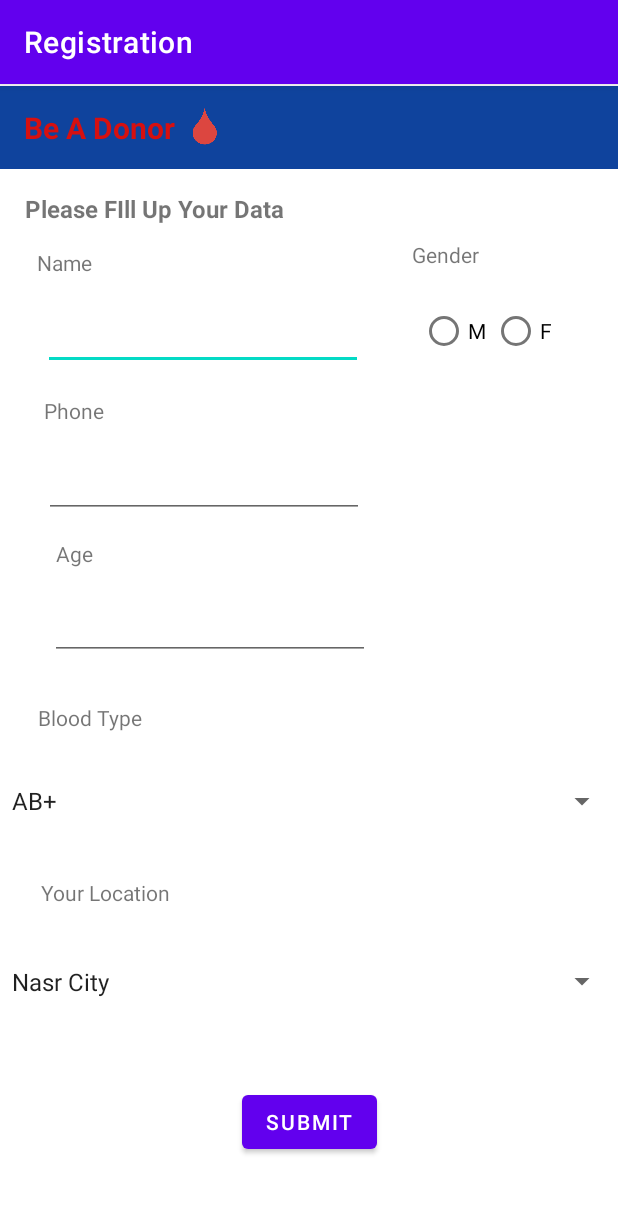
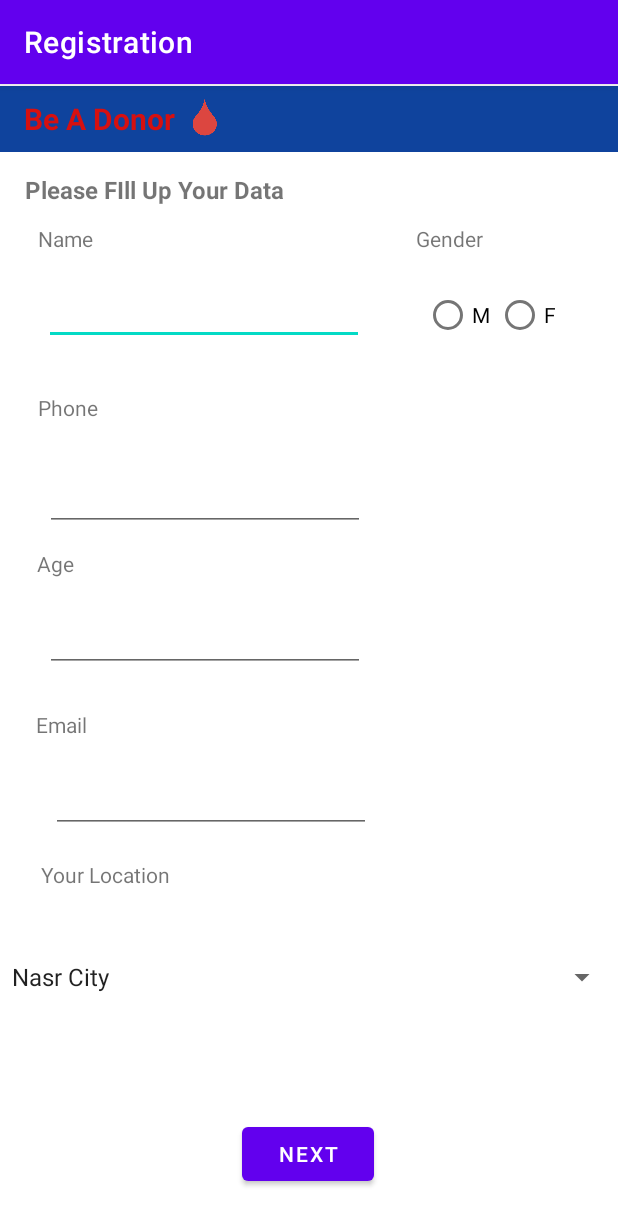
Before and after one commit to Antony-Samir/Blood-Donation-App, an Android app: the RegisterDonorInfoActivity screen opened directly, with no data from a screen before it, on a phone screen of 412 x 824 dp. Shown: the top 1225 px of the screen. Run offline under Robolectric (Android 15) with nearby library versions, the phone set to English and light mode, and no system bars.

Commit message:
Added Health to Database + Obtained Registration Process
-Added 3 more attributes to the database which are (Email address, is Diabetic and have High Blood Pressure).

-Tested writing and reading all attributes of the donor database.

-Added a new activity for collecting health data from the donor.

-Maintaining some problems.

-Bug fixed.

-Logical errors fixed too.

```diff
--- a/Blood Donation App/app/src/main/java/com/example/blooddonationapp/HospitalHomeActivity.java
+++ b/Blood Donation App/app/src/main/java/com/example/blooddonationapp/HospitalHomeActivity.java
@@ -48,7 +48,7 @@ public class HospitalHomeActivity extends AppCompatActivity {
         beDonor.setOnClickListener(new View.OnClickListener() {
             @Override
             public void onClick(View v) {
-                Intent i = new Intent(HospitalHomeActivity.this, RegisterAsDonorActivity.class);
+                Intent i = new Intent(HospitalHomeActivity.this, RegisterDonorInfoActivity.class);
                 startActivity(i);
             }
         });
--- a/Blood Donation App/app/src/main/java/com/example/blooddonationapp/RegisterAsDonorActivity.java
+++ b/Blood Donation App/app/src/main/java/com/example/blooddonationapp/RegisterDonorInfoActivity.java
@@ -4,48 +4,39 @@ import androidx.appcompat.app.AppCompatActivity;
 
 import android.content.Intent;
 import android.os.Bundle;
-import android.view.View;
 import android.widget.Button;
 import android.widget.EditText;
-import android.widget.RadioButton;
 import android.widget.RadioGroup;
 import android.widget.Spinner;
 import android.widget.Toast;
 
-public class RegisterAsDonorActivity extends AppCompatActivity {
+public class RegisterDonorInfoActivity extends AppCompatActivity {
 
     @Override
     protected void onCreate(Bundle savedInstanceState) {
         super.onCreate(savedInstanceState);
-        setContentView(R.layout.activity_donor_signup);
+        setContentView(R.layout.activity_register_donor_info);
 
         final DonorDBHelper DonorDB = new DonorDBHelper(this);
 
         EditText name = (EditText)findViewById(R.id.NameTxt);
         final EditText phone = (EditText)findViewById(R.id.PhoneTxt);
         final EditText age = (EditText)findViewById(R.id.AgeTxt);
-        final Spinner bloodType = (Spinner)findViewById(R.id.BloodTypeSpinner2);
+        final EditText email = (EditText)findViewById(R.id.emailTxt);
+
         final Spinner location = (Spinner)findViewById(R.id.LocationSpinner2);
 
         final RadioGroup gender = (RadioGroup)findViewById(R.id.GenderRadioGroup);
-        //int selectedId = gender.getCheckedRadioButtonId();
-        final RadioButton maleSelected = (RadioButton) findViewById(R.id.MaleButton);
-        final RadioButton femaleSelected = (RadioButton) findViewById(R.id.FemaleButton);
         final String[] donorGender = {null};
-
-
-
 
         gender.setOnCheckedChangeListener(new RadioGroup.OnCheckedChangeListener()
         {
             public void onCheckedChanged(RadioGroup group, int checkedId) {
                 switch(checkedId){
                     case R.id.MaleButton:
-                        // do operations specific to this selection
                         donorGender[0] = "M";
                         break;
                     case R.id.FemaleButton:
-                        // do operations specific to this selection
                         donorGender[0] = "F";
                         break;
                 }
@@ -53,12 +44,12 @@ public class RegisterAsDonorActivity extends AppCompatActivity {
         });
 
 
-        final Button submit = (Button)findViewById(R.id.SubmitBtn);
+        final Button next = (Button)findViewById(R.id.submitBtn);
 
-        submit.setOnClickListener(v -> {
+        next.setOnClickListener(v -> {
 
 
-            if (name.getText().toString().isEmpty() || phone.getText().toString().isEmpty() || age.getText().toString().isEmpty() || donorGender[0] == null)
+            if (name.getText().toString().isEmpty() || phone.getText().toString().isEmpty() || age.getText().toString().isEmpty() || email.getText().toString().isEmpty() || donorGender[0] == null)
             {
                 Toast.makeText(getApplicationContext(), "Please Enter All Fields", Toast.LENGTH_SHORT).show();
             }
@@ -68,13 +59,25 @@ public class RegisterAsDonorActivity extends AppCompatActivity {
                         donorGender[0],
                         Integer.parseInt(phone.getText().toString()),
                         Integer.parseInt(age.getText().toString()),
-                        bloodType.getSelectedItem().toString(),
+                        email.getText().toString(),
                         location.getSelectedItem().toString());
+
+
+
+
+                Toast.makeText(getApplicationContext(), "Please Complete Your Data", Toast.LENGTH_LONG).show();
+
+                Intent i = new Intent(RegisterDonorInfoActivity.this, RegisterDonorHealthActivity.class);
+                i.putExtra("donorName", name.getText().toString());
+
+                startActivity(i);
+
+
 
                 name.getText().clear();
                 phone.getText().clear();
                 age.getText().clear();
-                Toast.makeText(getApplicationContext(), "Donor Added", Toast.LENGTH_SHORT).show();
+                email.getText().clear();
             }
         });
 
--- a/Blood Donation App/app/src/main/java/com/example/blooddonationapp/ResultDonorsActivity.java
+++ b/Blood Donation App/app/src/main/java/com/example/blooddonationapp/ResultDonorsActivity.java
@@ -42,8 +42,8 @@ public class ResultDonorsActivity extends AppCompatActivity {
         Cursor cursor = donorDB.fetchAllDonors();
         while (!cursor.isAfterLast())
         {
-            if(bloodTypeExtra.equals(cursor.getString(5)) &&
-                    locationExtra.equals(cursor.getString(6)))
+            if(locationExtra.equals(cursor.getString(6)) &&
+                bloodTypeExtra.equals(cursor.getString(9)))
             {
                 viewAdapter.add(cursor.getString(1));
             }
--- a/Blood Donation App/app/src/main/res/layout/activity_donor_signup.xml
+++ b/Blood Donation App/app/src/main/res/layout/activity_register_donor_info.xml
@@ -4,14 +4,14 @@
     xmlns:tools="http://schemas.android.com/tools"
     android:layout_width="match_parent"
     android:layout_height="match_parent"
-    tools:context=".RegisterAsDonorActivity">
+    tools:context=".RegisterDonorInfoActivity">
 
     <androidx.appcompat.widget.Toolbar
         android:id="@+id/toolbar"
         android:layout_width="0dp"
         android:layout_height="0dp"
         android:layout_marginTop="1dp"
-        android:layout_marginBottom="13dp"
+        android:layout_marginBottom="14dp"
         android:background="#0F439D"
         app:layout_constraintBottom_toTopOf="@+id/RegisterTitle"
         app:layout_constraintEnd_toEndOf="parent"
@@ -50,27 +50,27 @@
         android:layout_width="wrap_content"
         android:layout_height="wrap_content"
         android:layout_marginStart="16dp"
+        android:layout_marginTop="59dp"
         android:layout_marginEnd="223dp"
         android:layout_marginBottom="13dp"
         android:text="@string/please_fill_up_your_data"
         android:textAlignment="center"
         android:textSize="16sp"
         android:textStyle="bold"
-        app:layout_constraintBottom_toTopOf="@+id/NameTxtView"
+        app:layout_constraintBottom_toTopOf="@+id/isDiabeticTxtView"
         app:layout_constraintEnd_toEndOf="parent"
         app:layout_constraintStart_toStartOf="parent"
-        app:layout_constraintTop_toBottomOf="@+id/toolbar" />
+        app:layout_constraintTop_toTopOf="parent" />
 
     <TextView
-        android:id="@+id/NameTxtView"
+        android:id="@+id/isDiabeticTxtView"
         android:layout_width="wrap_content"
         android:layout_height="wrap_content"
         android:layout_marginStart="8dp"
-        android:layout_marginEnd="349dp"
-        android:layout_marginBottom="15dp"
+        android:layout_marginTop="12dp"
+        android:layout_marginEnd="214dp"
         android:text="@string/name"
-        app:layout_constraintBottom_toTopOf="@+id/NameTxt"
-        app:layout_constraintEnd_toEndOf="parent"
+        app:layout_constraintEnd_toStartOf="@+id/GenderTxtView"
         app:layout_constraintStart_toStartOf="@+id/RegisterTitle"
         app:layout_constraintTop_toBottomOf="@+id/RegisterTitle" />
 
@@ -78,170 +78,170 @@
         android:id="@+id/GenderTxtView"
         android:layout_width="wrap_content"
         android:layout_height="wrap_content"
-        android:layout_marginStart="216dp"
+        android:layout_marginStart="34dp"
         android:layout_marginTop="47dp"
-        android:layout_marginEnd="95dp"
-        android:layout_marginBottom="15dp"
+        android:layout_marginEnd="90dp"
+        android:layout_marginBottom="17dp"
         android:text="@string/gender"
         app:layout_constraintBottom_toTopOf="@+id/GenderRadioGroup"
         app:layout_constraintEnd_toEndOf="parent"
-        app:layout_constraintStart_toEndOf="@+id/NameTxtView"
+        app:layout_constraintStart_toEndOf="@+id/NameTxt"
         app:layout_constraintTop_toBottomOf="@+id/toolbar" />
 
     <EditText
         android:id="@+id/NameTxt"
         android:layout_width="wrap_content"
         android:layout_height="wrap_content"
-        android:layout_marginStart="3dp"
-        android:layout_marginEnd="170dp"
-        android:layout_marginBottom="15dp"
+        android:layout_marginStart="4dp"
+        android:layout_marginTop="16dp"
+        android:layout_marginEnd="39dp"
+        android:layout_marginBottom="16dp"
         android:ems="10"
         android:importantForAutofill="no"
         android:inputType="textPersonName"
         app:layout_constraintBottom_toTopOf="@+id/PhoneTxtView"
-        app:layout_constraintEnd_toEndOf="parent"
-        app:layout_constraintStart_toStartOf="@+id/NameTxtView"
-        app:layout_constraintTop_toBottomOf="@+id/NameTxtView" />
+        app:layout_constraintEnd_toStartOf="@+id/GenderRadioGroup"
+        app:layout_constraintStart_toStartOf="@+id/isDiabeticTxtView"
+        app:layout_constraintTop_toBottomOf="@+id/isDiabeticTxtView" />
+
+    <RadioGroup
+        android:id="@+id/GenderRadioGroup"
+        android:layout_width="wrap_content"
+        android:layout_height="wrap_content"
+        android:layout_marginStart="5dp"
+        android:layout_marginTop="1dp"
+        android:orientation="horizontal"
+        app:layout_constraintStart_toStartOf="@+id/GenderTxtView"
+        app:layout_constraintTop_toTopOf="@+id/NameTxt">
+
+        <RadioButton
+            android:id="@+id/MaleButton"
+            android:layout_width="wrap_content"
+            android:layout_height="wrap_content"
+            android:text="@string/m" />
+
+        <RadioButton
+            android:id="@+id/FemaleButton"
+            android:layout_width="wrap_content"
+            android:layout_height="wrap_content"
+            android:text="@string/f" />
+    </RadioGroup>
 
     <TextView
         android:id="@+id/PhoneTxtView"
         android:layout_width="wrap_content"
         android:layout_height="wrap_content"
-        android:layout_marginEnd="342dp"
-        android:layout_marginBottom="15dp"
+        android:layout_marginStart="24dp"
+        android:layout_marginTop="16dp"
+        android:layout_marginEnd="346dp"
+        android:layout_marginBottom="14dp"
         android:text="@string/phone"
         app:layout_constraintBottom_toTopOf="@+id/PhoneTxt"
         app:layout_constraintEnd_toEndOf="parent"
-        app:layout_constraintStart_toStartOf="@+id/NameTxt"
+        app:layout_constraintStart_toStartOf="parent"
         app:layout_constraintTop_toBottomOf="@+id/NameTxt" />
 
     <EditText
         android:id="@+id/PhoneTxt"
         android:layout_width="wrap_content"
         android:layout_height="wrap_content"
+        android:layout_marginStart="5dp"
+        android:layout_marginTop="13dp"
         android:layout_marginEnd="169dp"
         android:layout_marginBottom="12dp"
         android:ems="10"
+        android:importantForAutofill="no"
         android:inputType="phone"
         app:layout_constraintBottom_toTopOf="@+id/AgeTxtView"
         app:layout_constraintEnd_toEndOf="parent"
-        app:layout_constraintStart_toStartOf="@+id/PhoneTxtView"
-        app:layout_constraintTop_toBottomOf="@+id/PhoneTxtView"
-        android:importantForAutofill="no" />
+        app:layout_constraintStart_toStartOf="@+id/AgeTxtView"
+        app:layout_constraintTop_toBottomOf="@+id/PhoneTxtView" />
 
     <TextView
         android:id="@+id/AgeTxtView"
         android:layout_width="wrap_content"
         android:layout_height="wrap_content"
-        android:layout_marginEnd="341dp"
-        android:layout_marginBottom="14dp"
+        android:layout_marginStart="24dp"
+        android:layout_marginTop="289dp"
+        android:layout_marginEnd="362dp"
+        android:layout_marginBottom="17dp"
         android:text="@string/age"
         app:layout_constraintBottom_toTopOf="@+id/AgeTxt"
         app:layout_constraintEnd_toEndOf="parent"
-        app:layout_constraintStart_toStartOf="@+id/PhoneTxt"
-        app:layout_constraintTop_toBottomOf="@+id/PhoneTxt" />
+        app:layout_constraintStart_toStartOf="parent"
+        app:layout_constraintTop_toTopOf="parent" />
 
     <EditText
         android:id="@+id/AgeTxt"
         android:layout_width="wrap_content"
         android:layout_height="wrap_content"
+        android:layout_marginStart="5dp"
+        android:layout_marginTop="17dp"
         android:layout_marginEnd="169dp"
-        android:layout_marginBottom="27dp"
         android:ems="10"
+        android:importantForAutofill="no"
         android:inputType="numberSigned"
-        app:layout_constraintBottom_toTopOf="@+id/BloodTxtView"
         app:layout_constraintEnd_toEndOf="parent"
         app:layout_constraintStart_toStartOf="@+id/AgeTxtView"
-        app:layout_constraintTop_toBottomOf="@+id/AgeTxtView"
-        android:importantForAutofill="no" />
+        app:layout_constraintTop_toBottomOf="@+id/AgeTxtView" />
 
     <TextView
-        android:id="@+id/BloodTxtView"
+        android:id="@+id/bloodTypeTxtView"
         android:layout_width="wrap_content"
         android:layout_height="wrap_content"
         android:layout_marginStart="24dp"
-        android:layout_marginEnd="316dp"
-        android:layout_marginBottom="18dp"
-        android:text="@string/blood_type"
-        app:layout_constraintBottom_toTopOf="@+id/BloodTypeSpinner2"
-        app:layout_constraintEnd_toEndOf="parent"
+        android:layout_marginTop="25dp"
+        android:text="@string/email"
         app:layout_constraintStart_toStartOf="parent"
         app:layout_constraintTop_toBottomOf="@+id/AgeTxt" />
 
-    <Spinner
-        android:id="@+id/BloodTypeSpinner2"
-        android:layout_width="0dp"
-        android:layout_height="0dp"
-        android:layout_marginBottom="23dp"
-        android:entries="@array/bloodType"
-        app:layout_constraintBottom_toTopOf="@+id/LocationTxtView"
-        app:layout_constraintEnd_toEndOf="parent"
-        app:layout_constraintStart_toStartOf="parent"
-        app:layout_constraintTop_toBottomOf="@+id/BloodTxtView" />
+    <EditText
+        android:id="@+id/emailTxt"
+        android:layout_width="wrap_content"
+        android:layout_height="wrap_content"
+        android:layout_marginStart="10dp"
+        android:layout_marginTop="17dp"
+        android:ems="10"
+        android:importantForAutofill="no"
+        android:inputType="textWebEmailAddress|textEmailAddress"
+        app:layout_constraintStart_toStartOf="@+id/bloodTypeTxtView"
+        app:layout_constraintTop_toBottomOf="@+id/bloodTypeTxtView" />
 
     <TextView
         android:id="@+id/LocationTxtView"
         android:layout_width="wrap_content"
         android:layout_height="wrap_content"
         android:layout_marginStart="27dp"
-        android:layout_marginEnd="313dp"
-        android:layout_marginBottom="22dp"
+        android:layout_marginTop="18dp"
         android:text="@string/your_location"
-        app:layout_constraintBottom_toTopOf="@+id/LocationSpinner2"
-        app:layout_constraintEnd_toEndOf="parent"
-        app:layout_constraintHorizontal_bias="0.0"
         app:layout_constraintStart_toStartOf="parent"
-        app:layout_constraintTop_toBottomOf="@+id/BloodTypeSpinner2" />
+        app:layout_constraintTop_toBottomOf="@+id/emailTxt" />
 
     <Spinner
         android:id="@+id/LocationSpinner2"
         android:layout_width="0dp"
-        android:layout_height="0dp"
+        android:layout_height="44dp"
+        android:layout_marginTop="41dp"
         android:layout_marginBottom="42dp"
         android:entries="@array/Location"
-        app:layout_constraintBottom_toTopOf="@+id/SubmitBtn"
+        app:layout_constraintBottom_toTopOf="@+id/submitBtn"
         app:layout_constraintEnd_toEndOf="parent"
+        app:layout_constraintHorizontal_bias="0.0"
         app:layout_constraintStart_toStartOf="parent"
-        app:layout_constraintTop_toBottomOf="@+id/LocationTxtView" />
+        app:layout_constraintTop_toTopOf="@+id/LocationTxtView"
+        app:layout_constraintVertical_bias="0.0" />
 
     <Button
-        android:id="@+id/SubmitBtn"
+        android:id="@+id/submitBtn"
         android:layout_width="wrap_content"
         android:layout_height="wrap_content"
-        android:layout_marginBottom="52dp"
-        android:text="@string/submit"
+        android:layout_marginTop="16dp"
+        android:layout_marginBottom="16dp"
+        android:text="@string/next"
         app:layout_constraintBottom_toBottomOf="parent"
         app:layout_constraintEnd_toEndOf="parent"
+        app:layout_constraintHorizontal_bias="0.498"
         app:layout_constraintStart_toStartOf="parent"
         app:layout_constraintTop_toBottomOf="@+id/LocationSpinner2" />
 
-    <RadioGroup
-        android:id="@+id/GenderRadioGroup"
-        android:layout_width="wrap_content"
-        android:layout_height="wrap_content"
-        android:layout_marginStart="38dp"
-        android:layout_marginTop="2dp"
-        android:layout_marginEnd="35dp"
-        android:layout_marginBottom="261dp"
-        android:orientation="horizontal"
-        app:layout_constraintBottom_toTopOf="@+id/BloodTypeSpinner2"
-        app:layout_constraintEnd_toEndOf="parent"
-        app:layout_constraintStart_toEndOf="@+id/NameTxt"
-        app:layout_constraintTop_toBottomOf="@+id/GenderTxtView">
-
-        <RadioButton
-            android:id="@+id/MaleButton"
-            android:layout_width="wrap_content"
-            android:layout_height="wrap_content"
-            android:text="@string/m"
-            />
-
-        <RadioButton
-            android:id="@+id/FemaleButton"
-            android:layout_width="wrap_content"
-            android:layout_height="wrap_content"
-            android:text="@string/f"
-            />
-    </RadioGroup>
-
 </androidx.constraintlayout.widget.ConstraintLayout>
--- a/Blood Donation App/app/src/main/res/values/strings.xml
+++ b/Blood Donation App/app/src/main/res/values/strings.xml
@@ -29,6 +29,12 @@
     <string name="m">M</string>
     <string name="f">F</string>
     <string name="gender">Gender</string>
+    <string name="email">Email</string>
+    <string name="next">Next</string>
+    <string name="y">Y</string>
+    <string name="n">N</string>
+    <string name="are_you_diabetic">Are you Diabetic?</string>
+    <string name="do_you_have_high_blood_pressure">Do you have high blood pressure?</string>
 
     <string-array name="bloodType">
         <item>AB+</item>
```
Also changed, not shown: Blood Donation App/app/src/main/AndroidManifest.xml (+11 -9 lines), Blood Donation App/app/src/main/java/com/example/blooddonationapp/AllDonorsActivity.java (+8 -7 lines), Blood Donation App/app/src/main/java/com/example/blooddonationapp/DonorDBHelper.java (+49 -16 lines), Blood Donation App/app/src/main/java/com/example/blooddonationapp/LoginActivity.java (+17 -8 lines), Blood Donation App/app/src/main/java/com/example/blooddonationapp/RegisterDonorHealthActivity.java (added, +87 -0 lines), Blood Donation App/app/src/main/res/layout/activity_register_donor_health.xml (added, +153 -0 lines).
